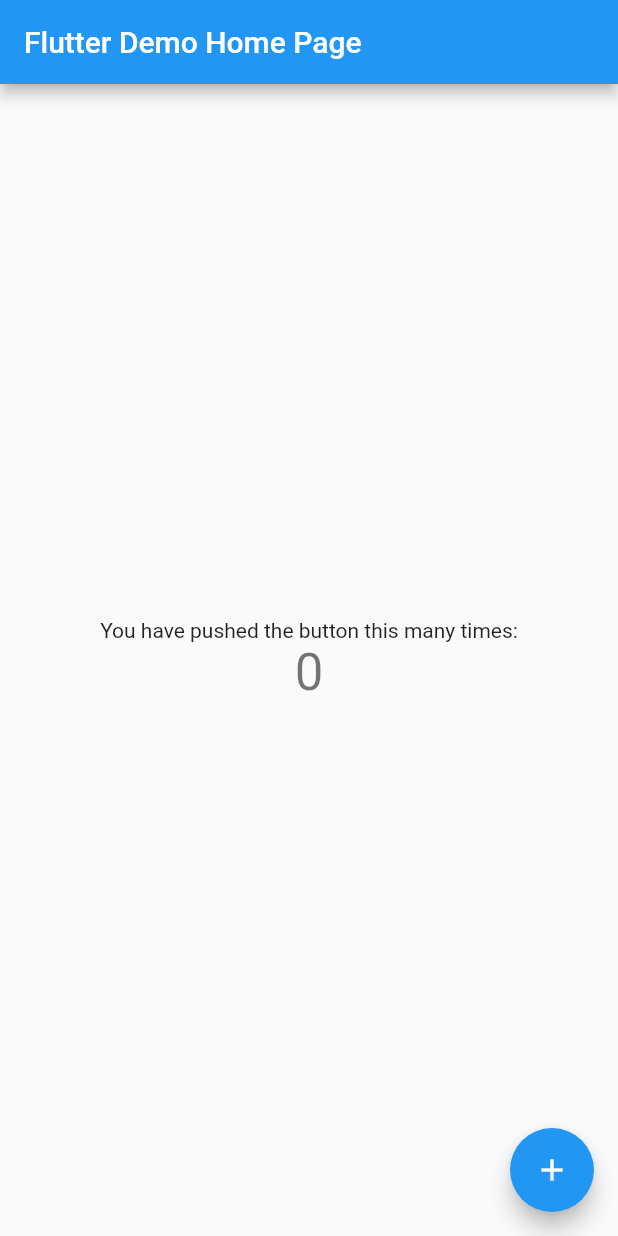
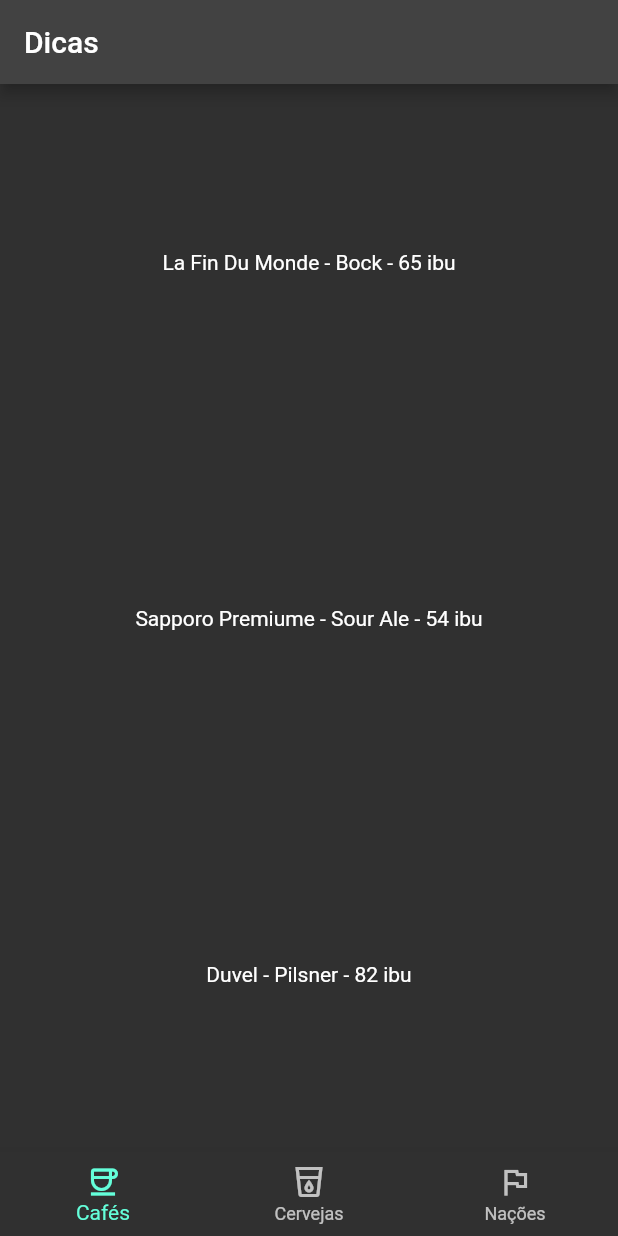
Before and after one commit to tallysdev/learning-Dart, a Flutter app: the screen it shows after launch, on a phone screen of 412 x 824 dp. Run offline on Flutter 3.47's test engine with Material 2 defaults, Android fonts, the phone set to English and light mode, and no system bars.

Commit message:
task base code

```diff
--- a/receita3/lib/main.dart
+++ b/receita3/lib/main.dart
@@ -1,115 +1,70 @@
 import 'package:flutter/material.dart';
 
 void main() {
-  runApp(const MyApp());
+  MyApp app = MyApp();
+
+  runApp(app);
 }
 
 class MyApp extends StatelessWidget {
-  const MyApp({super.key});
-
-  // This widget is the root of your application.
   @override
   Widget build(BuildContext context) {
     return MaterialApp(
-      title: 'Flutter Demo',
-      theme: ThemeData(
-        // This is the theme of your application.
-        //
-        // Try running your application with "flutter run". You'll see the
-        // application has a blue toolbar. Then, without quitting the app, try
-        // changing the primarySwatch below to Colors.green and then invoke
-        // "hot reload" (press "r" in the console where you ran "flutter run",
-        // or simply save your changes to "hot reload" in a Flutter IDE).
-        // Notice that the counter didn't reset back to zero; the application
-        // is not restarted.
-        primarySwatch: Colors.blue,
-      ),
-      home: const MyHomePage(title: 'Flutter Demo Home Page'),
-    );
+        theme: ThemeData.dark(),
+        debugShowCheckedModeBanner: false,
+        home: Scaffold(
+          appBar: AppBar(
+            title: const Text("Dicas"),
+          ),
+          body: DataBodyWidget(objects: const [
+            "La Fin Du Monde - Bock - 65 ibu",
+            "Sapporo Premiume - Sour Ale - 54 ibu",
+            "Duvel - Pilsner - 82 ibu"
+          ]),
+          bottomNavigationBar: NewNavBar(),
+        ));
   }
 }
 
-class MyHomePage extends StatefulWidget {
-  const MyHomePage({super.key, required this.title});
+class NewNavBar extends StatelessWidget {
+  NewNavBar();
 
-  // This widget is the home page of your application. It is stateful, meaning
-  // that it has a State object (defined below) that contains fields that affect
-  // how it looks.
-
-  // This class is the configuration for the state. It holds the values (in this
-  // case the title) provided by the parent (in this case the App widget) and
-  // used by the build method of the State. Fields in a Widget subclass are
-  // always marked "final".
-
-  final String title;
-
-  @override
-  State<MyHomePage> createState() => _MyHomePageState();
-}
-
-class _MyHomePageState extends State<MyHomePage> {
-  int _counter = 0;
-
-  void _incrementCounter() {
-    setState(() {
-      // This call to setState tells the Flutter framework that something has
-      // changed in this State, which causes it to rerun the build method below
-      // so that the display can reflect the updated values. If we changed
-      // _counter without calling setState(), then the build method would not be
-      // called again, and so nothing would appear to happen.
-      _counter++;
-    });
+  void botaoFoiTocado(int index) {
+    print("Tocaram no botão $index");
   }
 
   @override
   Widget build(BuildContext context) {
-    // This method is rerun every time setState is called, for instance as done
-    // by the _incrementCounter method above.
-    //
-    // The Flutter framework has been optimized to make rerunning build methods
-    // fast, so that you can just rebuild anything that needs updating rather
-    // than having to individually change instances of widgets.
-    return Scaffold(
-      appBar: AppBar(
-        // Here we take the value from the MyHomePage object that was created by
-        // the App.build method, and use it to set our appbar title.
-        title: Text(widget.title),
+    return BottomNavigationBar(onTap: botaoFoiTocado, items: const [
+      BottomNavigationBarItem(
+        label: "Cafés",
+        icon: Icon(Icons.coffee_outlined),
       ),
-      body: Center(
-        // Center is a layout widget. It takes a single child and positions it
-        // in the middle of the parent.
-        child: Column(
-          // Column is also a layout widget. It takes a list of children and
-          // arranges them vertically. By default, it sizes itself to fit its
-          // children horizontally, and tries to be as tall as its parent.
-          //
-          // Invoke "debug painting" (press "p" in the console, choose the
-          // "Toggle Debug Paint" action from the Flutter Inspector in Android
-          // Studio, or the "Toggle Debug Paint" command in Visual Studio Code)
-          // to see the wireframe for each widget.
-          //
-          // Column has various properties to control how it sizes itself and
-          // how it positions its children. Here we use mainAxisAlignment to
-          // center the children vertically; the main axis here is the vertical
-          // axis because Columns are vertical (the cross axis would be
-          // horizontal).
-          mainAxisAlignment: MainAxisAlignment.center,
-          children: <Widget>[
-            const Text(
-              'You have pushed the button this many times:',
-            ),
-            Text(
-              '$_counter',
-              style: Theme.of(context).textTheme.headlineMedium,
-            ),
-          ],
-        ),
-      ),
-      floatingActionButton: FloatingActionButton(
-        onPressed: _incrementCounter,
-        tooltip: 'Increment',
-        child: const Icon(Icons.add),
-      ), // This trailing comma makes auto-formatting nicer for build methods.
+      BottomNavigationBarItem(
+          label: "Cervejas", icon: Icon(Icons.local_drink_outlined)),
+      BottomNavigationBarItem(label: "Nações", icon: Icon(Icons.flag_outlined))
+    ]);
+  }
+}
+
+class DataBodyWidget extends StatelessWidget {
+  List<String> objects;
+
+  DataBodyWidget({this.objects = const []});
+
+  Expanded processarUmElemento(String obj) {
+    return Expanded(
+      child: Center(child: Text(obj)),
     );
   }
+
+  @override
+  Widget build(BuildContext context) {
+    return Column(
+        children: objects
+            .map((obj) => Expanded(
+                  child: Center(child: Text(obj)),
+                ))
+            .toList());
+  }
 }
```
